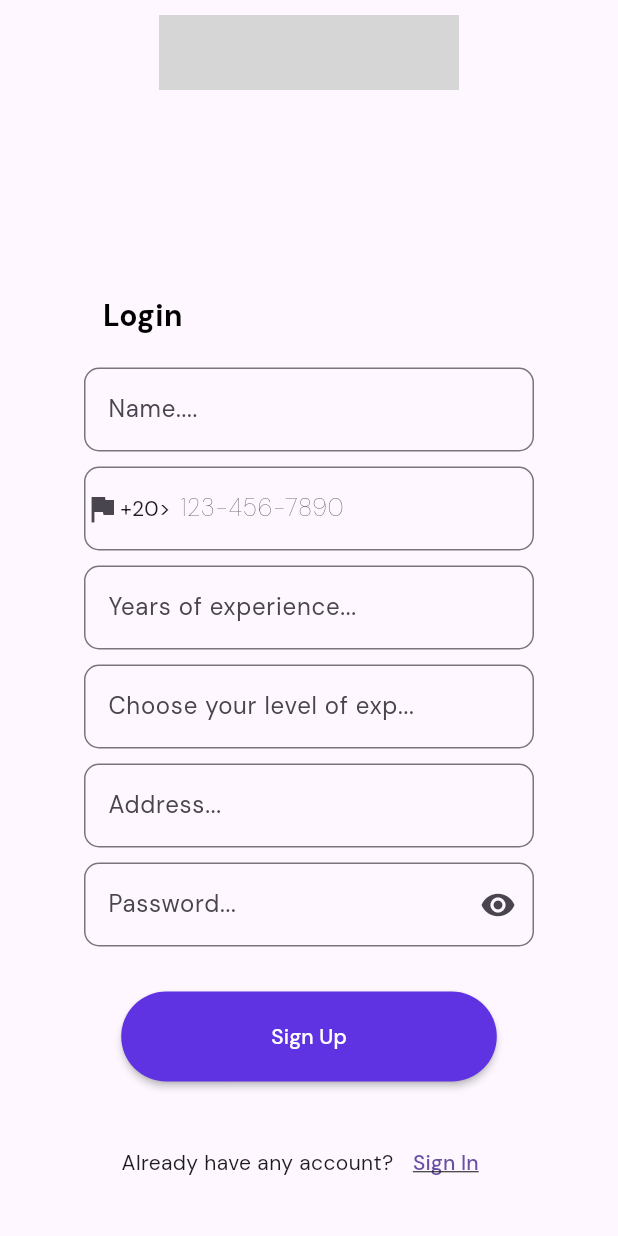
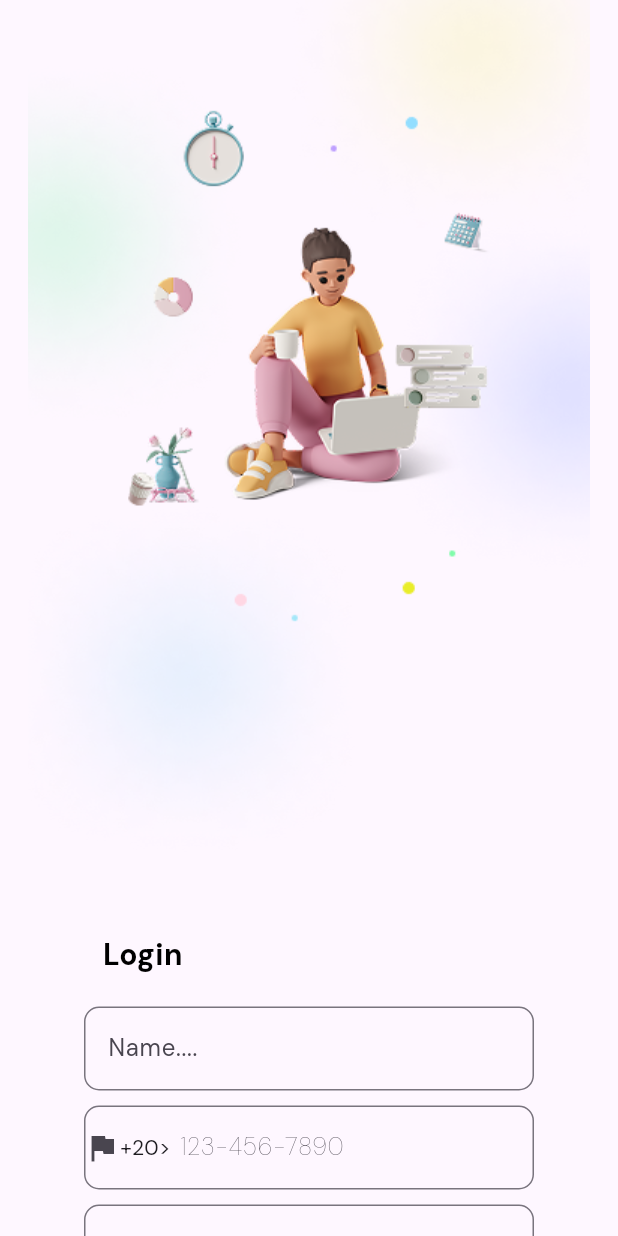
Before and after one commit to Bodeayman/Tasky, a Flutter app: the SignPage screen opened directly, on a phone screen of 412 x 824 dp. Run offline on Flutter 3.47's test engine with Material 3 defaults, Android fonts, the phone set to English and light mode, and no system bars; our stand-ins replace flutter_svg, google_fonts, shared_preferences; accounts and stored records are empty; grey boxes are pictures that could not be loaded.

```diff
--- a/lib/features/Presentation/SignUpPage/SignPage.dart
+++ b/lib/features/Presentation/SignUpPage/SignPage.dart
@@ -18,18 +18,10 @@ class SignPage extends StatelessWidget {
   @override
   Widget build(BuildContext context) {
     return Scaffold(
-      body: Column(
-        mainAxisAlignment: MainAxisAlignment.spaceBetween,
+      body: SingleChildScrollView(
+        child: Column(
           children: [
-          Padding(
-            padding: const EdgeInsets.only(top: 10),
-            child: SvgPicture.asset(
-              assetName,
-              semanticsLabel: 'Acme Logo',
-              width: 200,
-              height: 50,
-            ),
-          ),
+            Image.asset("assets/girlImage.png"),
             Container(height: 20),
             Padding(
               padding: const EdgeInsets.all(15.0),
@@ -62,7 +54,8 @@ class SignPage extends StatelessWidget {
                       TextField(
                         decoration: inputStyle.copyWith(
                           hintText: "123-456-7890",
-                        hintStyle: const TextStyle(fontWeight: FontWeight.w100),
+                          hintStyle:
+                              const TextStyle(fontWeight: FontWeight.w100),
                           prefixIcon: InkWell(
                             onTap: () {
                               print("Tapped the whole icon");
@@ -98,7 +91,8 @@ class SignPage extends StatelessWidget {
                       ),
                       Container(height: 10),
                       TextField(
-                        decoration: inputStyle.copyWith(hintText: "Address..."),
+                          decoration:
+                              inputStyle.copyWith(hintText: "Address..."),
                           controller: addressController),
                       Container(height: 10),
                       TextField(
@@ -164,7 +158,8 @@ class SignPage extends StatelessWidget {
                         },
                         child: const Text(
                           "Sign In",
-                        style: TextStyle(decoration: TextDecoration.underline),
+                          style:
+                              TextStyle(decoration: TextDecoration.underline),
                         ),
                       )
                     ],
@@ -175,6 +170,7 @@ class SignPage extends StatelessWidget {
             )
           ],
         ),
+      ),
     );
   }
 }
```
Also changed, not shown: lib/features/Presentation/PhoneLogin/phoneLogin.dart (+3 -7 lines), assets/girlImage.png (added). Lines whose indentation alone changed are shown as unchanged.
